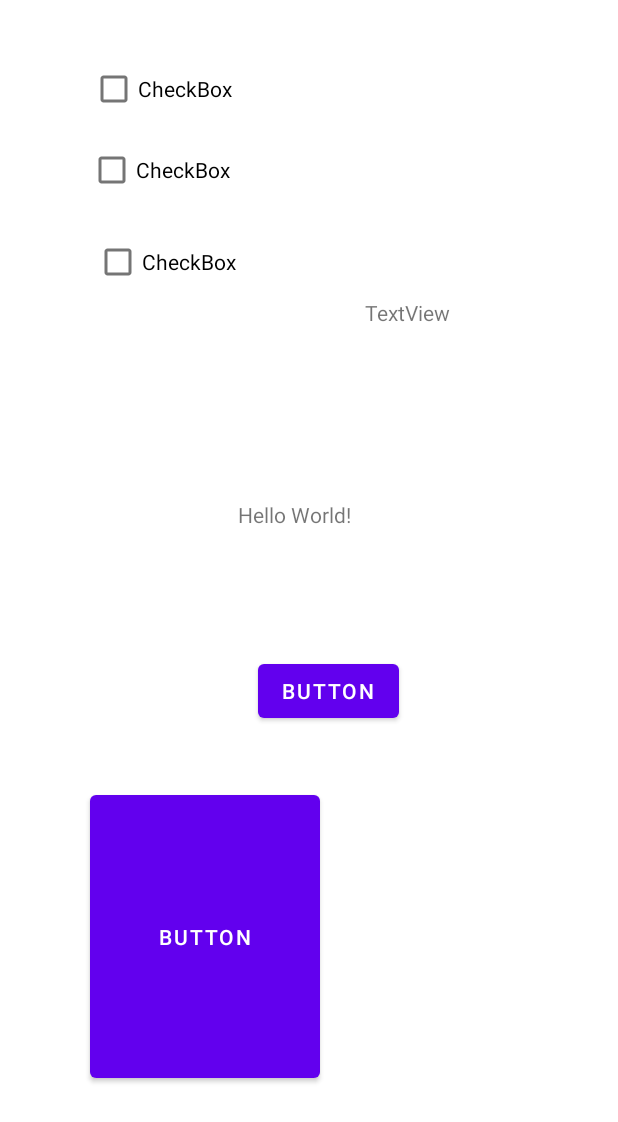
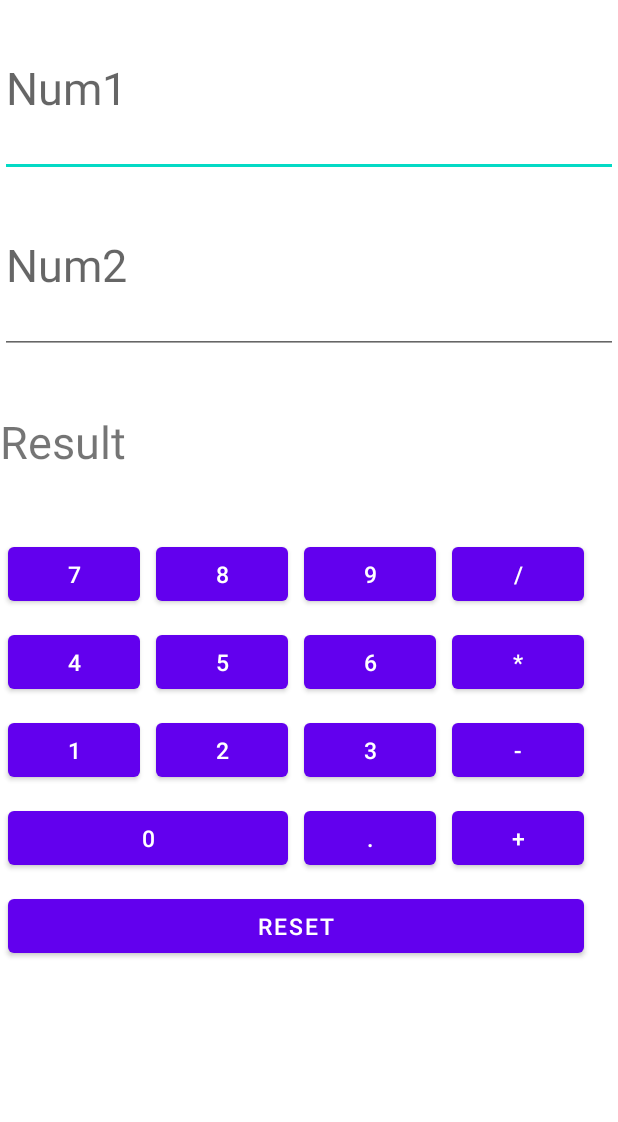
Before and after one commit to rick9707/android-kotiln, an Android app: the layout activity_main.xml on its own in the app's theme, with its tools: preview values and no code run, on a phone screen of 412 x 824 dp. Shown: the top 1122 px of the screen. Run offline under Robolectric (Android 15) with nearby library versions, the phone set to English and light mode, and no system bars.

Commit message:
[ADD] calculater3

```diff
--- a/MyApplication/app/build.gradle
+++ b/MyApplication/app/build.gradle
@@ -32,6 +32,7 @@ android {
     buildFeatures{
         viewBinding = true
     }
+
 }
 
 dependencies {
--- a/MyApplication/app/src/main/AndroidManifest.xml
+++ b/MyApplication/app/src/main/AndroidManifest.xml
@@ -1,6 +1,6 @@
 <?xml version="1.0" encoding="utf-8"?>
 <manifest xmlns:android="http://schemas.android.com/apk/res/android"
-    package="com.example.myapplication">
+    package="com.example.myapplication" >
 
     <application
         android:allowBackup="true"
@@ -8,10 +8,10 @@
         android:label="@string/app_name"
         android:roundIcon="@mipmap/ic_launcher_round"
         android:supportsRtl="true"
-        android:theme="@style/Theme.MyApplication">
+        android:theme="@style/Theme.MyApplication" >
         <activity
             android:name=".MainActivity"
-            android:exported="true">
+            android:exported="true" >
             <intent-filter>
                 <action android:name="android.intent.action.MAIN" />
 
--- a/MyApplication/app/src/main/java/com/example/myapplication/MainActivity.kt
+++ b/MyApplication/app/src/main/java/com/example/myapplication/MainActivity.kt
@@ -1,11 +1,102 @@
 package com.example.myapplication
 
+import android.content.Context
 import androidx.appcompat.app.AppCompatActivity
 import android.os.Bundle
+import android.os.PersistableBundle
+import android.view.MotionEvent
+import android.view.View
+import android.view.inputmethod.InputMethodManager
+import android.widget.Button
+import android.widget.Toast
+import com.example.myapplication.databinding.ActivityMainBinding
+import java.lang.NumberFormatException
 
-class MainActivity : AppCompatActivity() {
-    override fun onCreate(savedInstanceState: Bundle?) {
+class MainActivity : AppCompatActivity(), View.OnClickListener {
+    lateinit var binding: ActivityMainBinding
+    override fun onCreate(savedInstanceState: Bundle?){
         super.onCreate(savedInstanceState)
-        setContentView(R.layout.activity_main)
+        binding = ActivityMainBinding.inflate(layoutInflater)
+        setContentView(binding.root)
+        var num1:Int
+        var num2:Int
+        var result:Int
+        binding.B0.setOnClickListener(this)
+        binding.B1.setOnClickListener(this)
+        binding.B2.setOnClickListener(this)
+        binding.B3.setOnClickListener(this)
+        binding.B4.setOnClickListener(this)
+        binding.B5.setOnClickListener(this)
+        binding.B6.setOnClickListener(this)
+        binding.B7.setOnClickListener(this)
+        binding.B8.setOnClickListener(this)
+        binding.B9.setOnClickListener(this)
+
+        binding.add.setOnClickListener{
+            try {
+                num1 = binding.num1.text.toString().toInt()
+                num2 = binding.num2.text.toString().toInt()
+                result = num1 + num2
+                binding.result.text = getString(R.string.results, result.toString())
+            }catch (e: NumberFormatException) {
+                Toast.makeText(applicationContext, "숫자를 입력하세요", Toast.LENGTH_SHORT).show()
+            }
+        }
+        binding.sub.setOnClickListener{
+            try {
+                num1 = binding.num1.text.toString().toInt()
+                num2 = binding.num2.text.toString().toInt()
+                result = num1 - num2
+                binding.result.text = getString(R.string.results, result.toString())
+            }catch (e: NumberFormatException) {
+                Toast.makeText(applicationContext, "숫자를 입력하세요", Toast.LENGTH_SHORT).show()
+            }
+        }
+        binding.mul.setOnClickListener{
+            try {
+                num1 = binding.num1.text.toString().toInt()
+                num2 = binding.num2.text.toString().toInt()
+                result = num1 * num2
+                binding.result.text = getString(R.string.results, result.toString())
+            }catch (e: NumberFormatException) {
+                Toast.makeText(applicationContext, "숫자를 입력하세요", Toast.LENGTH_SHORT).show()
+            }
+        }
+        binding.div.setOnClickListener{
+            try {
+                num1 = binding.num1.text.toString().toInt()
+                num2 = binding.num2.text.toString().toInt()
+                result = num1 / num2
+                binding.result.text = getString(R.string.results, result.toString())
+            }catch (e: NumberFormatException) {
+                Toast.makeText(applicationContext, "숫자를 입력하세요", Toast.LENGTH_SHORT).show()
+            }
+        }
+
     }
+
+    override fun dispatchTouchEvent(ev: MotionEvent?): Boolean {
+        if(currentFocus != null) {
+            val imm = getSystemService(Context.INPUT_METHOD_SERVICE) as InputMethodManager
+            imm.hideSoftInputFromWindow(currentFocus!!.windowToken, 0)
+        }
+        return super.dispatchTouchEvent(ev)
+    }
+
+    override fun onClick(V: View?) {
+        var input:String = (V as Button).text.toString()
+        if(binding.num1.isFocused){
+            input = binding.num1.text.toString() + input
+            binding.num1.setText(input)
+        }
+        else if(binding.num2.isFocused){
+            input = binding.num2.text.toString() + input
+            binding.num2.setText(input)
+        }
+        else{
+            Toast.makeText(applicationContext,"Please Click",Toast.LENGTH_SHORT).show()
+        }
+    }
+
+
 }
--- a/MyApplication/app/src/main/res/layout/activity_main.xml
+++ b/MyApplication/app/src/main/res/layout/activity_main.xml
@@ -1,93 +1,142 @@
 <?xml version="1.0" encoding="utf-8"?>
-<androidx.constraintlayout.widget.ConstraintLayout xmlns:android="http://schemas.android.com/apk/res/android"
+<GridLayout
+    xmlns:android="http://schemas.android.com/apk/res/android"
+    xmlns:tools="http://schemas.android.com/tools"
     xmlns:app="http://schemas.android.com/apk/res-auto"
-    xmlns:tools="http://schemas.android.com/tools"
     android:layout_width="match_parent"
     android:layout_height="match_parent"
-    tools:context=".MainActivity">
+    tools:context=".MainActivity"
+    android:columnCount="4"
+    android:orientation="vertical">
+    <EditText
+        android:id="@+id/num1"
+        android:textSize="30sp"
+        android:layout_gravity="fill_horizontal"
+        android:layout_columnSpan="4"
+        android:layout_height="0dp"
+        android:layout_rowWeight="1"
+        android:hint="Num1"/>
+    <EditText
+        android:id="@+id/num2"
+        android:textSize="30sp"
+        android:layout_gravity="fill_horizontal"
+        android:layout_columnSpan="4"
+        android:layout_height="0dp"
+        android:layout_rowWeight="1"
+        android:hint="Num2"/>
+    <TextView
+        android:id="@+id/result"
+        android:layout_columnSpan="4"
+        android:layout_gravity="fill_horizontal"
+        android:textSize="30sp"
+        android:hint="Result"
+        android:layout_height="0dp"
+        android:layout_rowWeight="1"
+        android:gravity="center_vertical"
+        android:text="Result"/>
+<GridLayout
+    android:layout_height="0dp"
+    android:layout_rowWeight="4"
+        android:columnCount="4"
+    android:orientation="horizontal">
+    <Button
+        android:id="@+id/B7"
+        android:textSize="15dp"
+        android:layout_columnSpan="1"
+        android:layout_margin="5dp"
+        android:text="7"/>
+    <Button
+        android:id="@+id/B8"
+        android:textSize="15sp"
+        android:layout_columnSpan="1"
+        android:layout_margin="5dp"
+        android:text="8"/>
+    <Button
+        android:id="@+id/B9"
+        android:textSize="15sp"
+        android:layout_columnSpan="1"
+        android:layout_margin="5dp"
+        android:text="9"/>
+    <Button
+        android:id="@+id/div"
+        android:textSize="15sp"
+        android:layout_columnSpan="1"
+        android:layout_margin="5dp"
+        android:text="/"/>
+    <Button
+        android:id="@+id/B4"
+        android:layout_margin="5dp"
+        android:textSize="15sp"
+        android:layout_columnSpan="1"
+        android:text="4"/>
+    <Button
+        android:id="@+id/B5"
+        android:textSize="15sp"
+        android:layout_columnSpan="1"
+        android:layout_margin="5dp"
+        android:text="5"/>
+    <Button
+        android:id="@+id/B6"
+        android:textSize="15sp"
+        android:layout_columnSpan="1"
+        android:layout_margin="5dp"
+        android:text="6"/>
+    <Button
+        android:id="@+id/mul"
+        android:textSize="15sp"
+        android:layout_columnSpan="1"
+        android:layout_margin="5dp"
+        android:text="*"/>
+    <Button
+        android:id="@+id/B1"
+        android:layout_margin="5dp"
+        android:textSize="15sp"
+        android:layout_columnSpan="1"
+        android:text="1"/>
+    <Button
+        android:id="@+id/B2"
+        android:textSize="15sp"
+        android:layout_columnSpan="1"
+        android:layout_margin="5dp"
+        android:text="2"/>
+    <Button
+        android:id="@+id/B3"
+        android:textSize="15sp"
+        android:layout_columnSpan="1"
+        android:layout_margin="5dp"
+        android:text="3"/>
+    <Button
+        android:id="@+id/sub"
+        android:textSize="15sp"
+        android:layout_columnSpan="1"
+        android:layout_margin="5dp"
+        android:text="-"/>
+    <Button
+        android:id="@+id/B0"
+        android:textSize="15sp"
+        android:layout_columnSpan="2"
+        android:layout_gravity="fill"
+        android:layout_margin="5dp"
+        android:text="0"/>
+    <Button
+        android:id="@+id/dot"
+        android:textSize="15sp"
+        android:layout_columnSpan="1"
+        android:layout_margin="5dp"
+        android:text="."/>
+    <Button
+        android:id="@+id/add"
+        android:textSize="15sp"
+        android:layout_margin="5dp"
+        android:layout_columnSpan="1"
+        android:text="+"/>
+    <Button
+        android:id="@+id/reset"
+        android:textSize="15sp"
+        android:layout_columnSpan="4"
+        android:layout_gravity="fill_horizontal"
+        android:layout_margin="5dp"
+        android:text="reset"/>
+</GridLayout>
 
-    <TextView
-        android:id="@+id/textView2"
-        android:layout_width="wrap_content"
-        android:layout_height="wrap_content"
-        android:layout_marginTop="333dp"
-        android:layout_marginEnd="32dp"
-        android:layout_marginBottom="84dp"
-        android:text="Hello World!"
-        app:layout_constraintBottom_toTopOf="@+id/button"
-        app:layout_constraintEnd_toEndOf="@+id/button"
-        app:layout_constraintTop_toTopOf="parent"
-        tools:ignore="MissingConstraints" />
-
-    <TextView
-        android:id="@+id/textView"
-        android:layout_width="wrap_content"
-        android:layout_height="wrap_content"
-        android:layout_marginEnd="112dp"
-        android:text="TextView"
-        app:layout_constraintEnd_toEndOf="parent"
-        app:layout_constraintTop_toBottomOf="@+id/checkBox3"
-        tools:ignore="MissingConstraints" />
-
-    <Button
-        android:id="@+id/button"
-        android:layout_width="wrap_content"
-        android:layout_height="wrap_content"
-        android:layout_marginStart="112dp"
-        android:layout_marginBottom="39dp"
-        android:text="Button"
-        app:layout_constraintBottom_toTopOf="@+id/button2"
-        app:layout_constraintStart_toStartOf="@+id/button2"
-        app:layout_constraintTop_toBottomOf="@+id/textView2"
-        tools:ignore="MissingConstraints" />
-
-    <CheckBox
-        android:id="@+id/checkBox"
-        android:layout_width="wrap_content"
-        android:layout_height="wrap_content"
-        android:layout_marginStart="60dp"
-        android:layout_marginTop="35dp"
-        android:layout_marginBottom="6dp"
-        android:text="CheckBox"
-        app:layout_constraintBottom_toTopOf="@+id/checkBox2"
-        app:layout_constraintStart_toStartOf="parent"
-        app:layout_constraintTop_toTopOf="parent"
-        tools:ignore="MissingConstraints" />
-
-    <CheckBox
-        android:id="@+id/checkBox2"
-        android:layout_width="wrap_content"
-        android:layout_height="wrap_content"
-        android:layout_marginEnd="1dp"
-        android:layout_marginBottom="13dp"
-        android:text="CheckBox"
-        app:layout_constraintBottom_toTopOf="@+id/checkBox3"
-        app:layout_constraintEnd_toEndOf="@+id/checkBox"
-        app:layout_constraintTop_toBottomOf="@+id/checkBox"
-        tools:ignore="MissingConstraints" />
-
-    <CheckBox
-        android:id="@+id/checkBox3"
-        android:layout_width="wrap_content"
-        android:layout_height="wrap_content"
-        android:layout_marginStart="4dp"
-        android:layout_marginBottom="325dp"
-        android:text="CheckBox"
-        app:layout_constraintBottom_toTopOf="@+id/button2"
-        app:layout_constraintStart_toStartOf="@+id/checkBox2"
-        app:layout_constraintTop_toBottomOf="@+id/checkBox2"
-        tools:ignore="MissingConstraints" />
-
-    <Button
-        android:id="@+id/button2"
-        android:layout_width="153dp"
-        android:layout_height="0dp"
-        android:layout_marginStart="60dp"
-        android:layout_marginBottom="99dp"
-        android:text="Button"
-        app:layout_constraintBottom_toBottomOf="parent"
-        app:layout_constraintStart_toStartOf="parent"
-        app:layout_constraintTop_toBottomOf="@+id/button"
-        tools:ignore="MissingConstraints" />
-
-</androidx.constraintlayout.widget.ConstraintLayout>
+  </GridLayout>
--- a/MyApplication/app/src/main/res/values/strings.xml
+++ b/MyApplication/app/src/main/res/values/strings.xml
@@ -1,3 +1,5 @@
 <resources>
     <string name="app_name">My Application</string>
+    <string name="res">%s</string>
+    <string name="results">%s</string>
 </resources>
--- a/StopWatch/app/src/main/res/values/strings.xml
+++ b/StopWatch/app/src/main/res/values/strings.xml
@@ -1,4 +1,4 @@
 <resources>
     <string name="app_name">StopWatch</string>
-    <string name="done" translatable="false">2022년 4월 16일 11시 59분</string>
+    <string name="done">%s년 %s월 %s일 %s시 %s분</string>
 </resources>
```
Also changed, not shown: MyApplication/gradle/wrapper/gradle-wrapper.properties, 1 other file.
